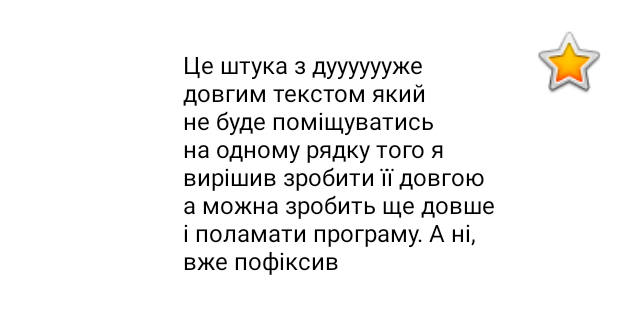
After one commit to Vinlort/Lortgram, an Android app: the layout chat_to_row.xml on its own in the app's theme, with its tools: preview values and no code run, on a phone screen of 412 x 824 dp. The commit adds this screen. Shown: the top 314 px of the screen. Run offline under Robolectric (Android 15) with nearby library versions, the phone set to English and light mode, and no system bars.

Commit message:
added chat log

```diff
--- a/app/src/main/java/com/vinlort/mychatapp/LatestMessagesActivity.kt
+++ b/app/src/main/java/com/vinlort/mychatapp/messages/LatestMessagesActivity.kt
@@ -1,4 +1,4 @@
-package com.vinlort.mychatapp
+package com.vinlort.mychatapp.messages
 
 import android.content.Intent
 import android.os.Bundle
@@ -6,6 +6,9 @@ import android.view.Menu
 import android.view.MenuItem
 import androidx.appcompat.app.AppCompatActivity
 import com.google.firebase.auth.FirebaseAuth
+import com.vinlort.mychatapp.NewMessageActivity
+import com.vinlort.mychatapp.R
+import com.vinlort.mychatapp.RegisterActivity
 import com.vinlort.mychatapp.databinding.ActivityLatestMessagesBinding
 
 class LatestMessagesActivity : AppCompatActivity() {
--- /dev/null
+++ b/app/src/main/java/com/vinlort/mychatapp/models/User.kt
@@ -0,0 +1,5 @@
+package com.vinlort.mychatapp.models
+
+class User(val uid: String, val username: String, val profileImageUrl: String){
+    constructor(): this("","","")
+}
--- a/app/src/main/java/com/vinlort/mychatapp/LoginActivity.kt
+++ b/app/src/main/java/com/vinlort/mychatapp/registerlogin/LoginActivity.kt
@@ -1,4 +1,4 @@
-package com.vinlort.mychatapp
+package com.vinlort.mychatapp.registerlogin
 
 import android.content.Intent
 import android.os.Bundle
--- /dev/null
+++ b/app/src/main/res/layout/chat_to_row.xml
@@ -0,0 +1,34 @@
+<?xml version="1.0" encoding="utf-8"?>
+<androidx.constraintlayout.widget.ConstraintLayout xmlns:android="http://schemas.android.com/apk/res/android"
+    xmlns:app="http://schemas.android.com/apk/res-auto"
+    xmlns:tools="http://schemas.android.com/tools"
+    android:layout_width="match_parent"
+    android:layout_height="wrap_content">
+
+    <TextView
+        android:id="@+id/textView"
+        android:layout_width="0dp"
+        android:layout_height="wrap_content"
+        android:layout_marginEnd="8dp"
+        android:background="@drawable/rounded_edittext_register_login"
+        android:maxWidth="240dp"
+        android:padding="16dp"
+        android:text="Це штука з дууууууже довгим текстом який не буде поміщуватись на одному рядку того я вирішив зробити її довгою а можна зробить ще довше і поламати програму. А ні, вже пофіксив"
+        android:textColor="@color/black"
+        android:textSize="16sp"
+        app:layout_constraintBottom_toBottomOf="parent"
+        app:layout_constraintEnd_toStartOf="@+id/imageView"
+        app:layout_constraintTop_toTopOf="@+id/imageView"
+        app:layout_constraintVertical_bias="0.0" />
+
+    <ImageView
+        android:id="@+id/imageView"
+        android:layout_width="50dp"
+        android:layout_height="50dp"
+        android:layout_marginTop="16dp"
+        android:layout_marginEnd="8dp"
+        app:layout_constraintEnd_toEndOf="parent"
+        app:layout_constraintTop_toTopOf="parent"
+        tools:srcCompat="@android:drawable/btn_star_big_on" />
+
+</androidx.constraintlayout.widget.ConstraintLayout>
--- a/app/src/main/res/layout/user_row_new_message.xml
+++ b/app/src/main/res/layout/user_row_new_message.xml
@@ -28,6 +28,7 @@
         android:layout_marginStart="16dp"
         android:layout_marginTop="16dp"
         app:civ_border_width="2dp"
+        app:civ_border_color="@color/black"
         app:layout_constraintStart_toStartOf="parent"
         app:layout_constraintTop_toTopOf="parent"
         tools:srcCompat="@tools:sample/avatars" />
```
Also changed, not shown: app/src/main/AndroidManifest.xml (+13 -6 lines), app/src/main/java/com/vinlort/mychatapp/messages/ChatLogActivity.kt (added, +58 -0 lines), app/src/main/java/com/vinlort/mychatapp/messages/NewMessageActivity.kt (renamed from app/src/main/java/com/vinlort/mychatapp/NewMessageActivity.kt, +14 -0 lines), app/src/main/java/com/vinlort/mychatapp/registerlogin/RegisterActivity.kt (renamed from app/src/main/java/com/vinlort/mychatapp/RegisterActivity.kt, +3 -6 lines), app/src/main/res/layout/activity_chat_log.xml (added, +50 -0 lines), app/src/main/res/layout/chat_from_row.xml (added, +36 -0 lines).
